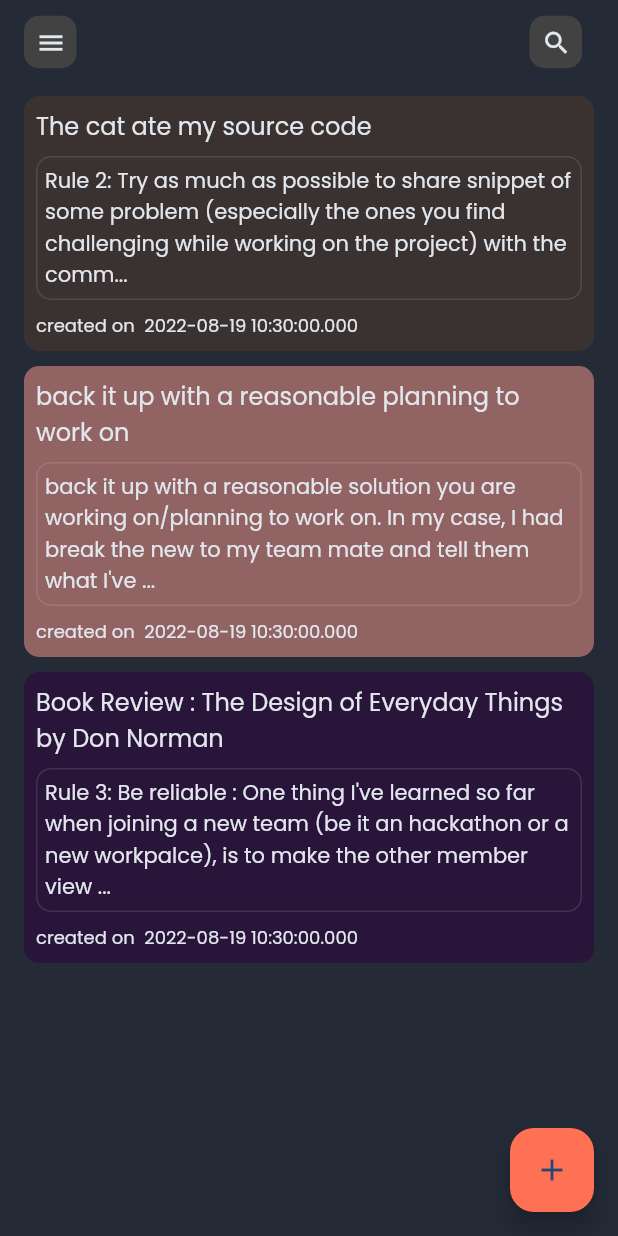
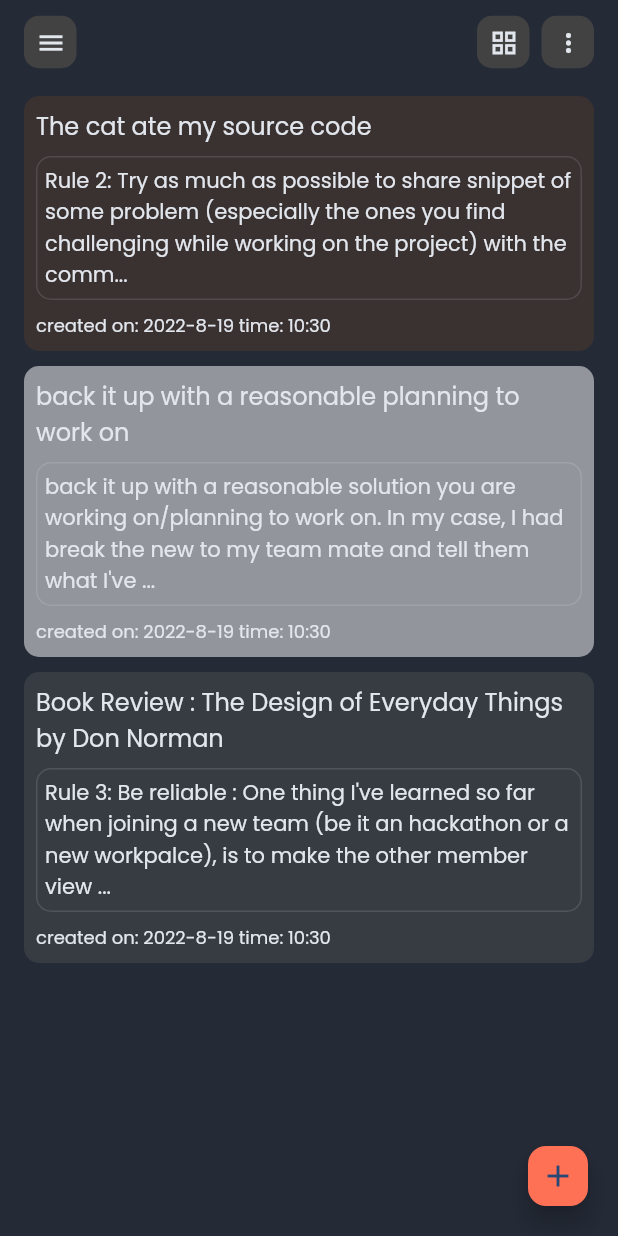
Before and after one commit to davidodejobi/mi-dairy, a Flutter app: the screen it shows after launch, on a phone screen of 412 x 824 dp. Run offline on Flutter 3.47's test engine with Material 2 defaults, Android fonts, the phone set to English and light mode, and no system bars; our stand-ins replace get_it, lottie.

Commit message:
view switching and date formating

```diff
--- a/lib/main.dart
+++ b/lib/main.dart
@@ -1,7 +1,7 @@
 import 'package:flutter/material.dart';
-import 'package:flutter/scheduler.dart';
 import 'package:notetaking_crud_app/locator.dart';
 import 'package:notetaking_crud_app/core/utils/theme.dart';
+import 'package:notetaking_crud_app/modules/home/providers/note_appbar_provider.dart';
 import 'package:provider/provider.dart';
 
 import 'modules/add_note/provider/add_note_provider.dart';
@@ -10,7 +10,6 @@ import 'modules/home/home.dart';
 import 'modules/home/providers/note_provider.dart';
 
 void main() {
-  timeDilation = 1.0;
   setup();
   runApp(const MyApp());
 }
@@ -39,6 +38,9 @@ class MyApp extends StatelessWidget {
         ChangeNotifierProvider<ChangePosition>(
           create: (_) => ChangePosition(),
         ),
+        ChangeNotifierProvider<NoteAppbarProvider>(
+          create: (_) => NoteAppbarProvider(),
+        ),
       ],
       child: Consumer<NoteTheme>(
         builder: (context, appTheme, _) {
--- a/lib/modules/home/home.dart
+++ b/lib/modules/home/home.dart
@@ -1,5 +1,5 @@
 import 'package:flutter/material.dart';
-import 'package:notetaking_crud_app/shared/app_appbars/note_appbar.dart';
+import 'package:notetaking_crud_app/modules/home/widgets/home_appbar.dart';
 
 import 'package:provider/provider.dart';
 
@@ -22,12 +22,12 @@ class _HomeState extends State<Home> {
   Widget build(BuildContext context) {
     return Scaffold(
       key: _scaffoldKey,
-      appBar: createAppBar(
+      appBar: createHomeAppBar(
         context,
         onMenuPreesed: () => _scaffoldKey.currentState!.openDrawer(),
       ),
       drawer: const AppDrawer(),
-      floatingActionButton: FloatingActionButton(
+      floatingActionButton: FloatingActionButton.small(
         onPressed: () {
           Navigator.of(context).push(
             MaterialPageRoute(
--- /dev/null
+++ b/lib/modules/home/providers/note_appbar_provider.dart
@@ -0,0 +1,12 @@
+import 'package:flutter/widgets.dart';
+
+class NoteAppbarProvider with ChangeNotifier {
+  bool _isGrid = false;
+
+  bool get isGrid => _isGrid;
+
+  toggleGrid() {
+    _isGrid = !_isGrid;
+    notifyListeners();
+  }
+}
--- a/lib/modules/home/providers/note_provider.dart
+++ b/lib/modules/home/providers/note_provider.dart
@@ -9,9 +9,17 @@ import '../../../core/models/note.dart';
 final random = Random();
 
 class NoteProvider with ChangeNotifier {
+  final _favorited = [];
+
+  List<Note> get favorited => [..._favorited];
+
+  addNoteToFavorite(Note note) {
+    _favorited.add(note);
+  }
+
   final _notes = [
     Note(
-      color: colors[random.nextInt(colors.length + 1)],
+      color: colors[random.nextInt(colors.length)],
       id: '1',
       title: 'The cat ate my source code',
       content:
@@ -20,7 +28,7 @@ class NoteProvider with ChangeNotifier {
       isEditted: false,
     ),
     Note(
-      color: colors[random.nextInt(colors.length + 1)],
+      color: colors[random.nextInt(colors.length)],
       id: '2',
       title: 'back it up with a reasonable planning to work on',
       content:
@@ -29,7 +37,7 @@ class NoteProvider with ChangeNotifier {
       isEditted: false,
     ),
     Note(
-      color: colors[random.nextInt(colors.length + 1)],
+      color: colors[random.nextInt(colors.length)],
       id: '3',
       title: 'Book Review : The Design of Everyday Things by Don Norman',
       content:
--- /dev/null
+++ b/lib/modules/home/widgets/home_appbar.dart
@@ -0,0 +1,75 @@
+import 'package:flutter/material.dart';
+import 'package:notetaking_crud_app/modules/home/providers/note_appbar_provider.dart';
+import 'package:provider/provider.dart';
+
+import '../../../shared/app_appbars/widgets/appbar_card_wih_icon.dart';
+
+PreferredSizeWidget createHomeAppBar(
+  BuildContext context, {
+  required VoidCallback onMenuPreesed,
+}) {
+  return PreferredSize(
+    preferredSize: const Size.fromHeight(kToolbarHeight),
+    child: SafeArea(
+      child: SizedBox(
+        height: kToolbarHeight,
+        child: Padding(
+          padding: const EdgeInsets.symmetric(horizontal: 16.0),
+          child: Row(
+            children: [
+              AppBarCardwithIcon(
+                iconButton: IconButton(
+                  icon: Icon(
+                    Icons.menu,
+                    size: 20,
+                    color: Theme.of(context).iconTheme.color,
+                  ),
+                  onPressed: onMenuPreesed,
+                  tooltip: "Pop out sidebar",
+                ),
+              ),
+              const SizedBox(width: 8),
+              const Spacer(),
+              // AppBarCardwithIcon(
+              //   iconButton: IconButton(
+              //     icon: Icon(
+              //       Icons.search,
+              //       color: Theme.of(context).iconTheme.color,
+              //     ),
+              //     onPressed: () {},
+              //     tooltip: "Search",
+              //   ),
+              // ),
+              // const SizedBox(width: 8),
+              Consumer<NoteAppbarProvider>(builder: (context, value, child) {
+                return AppBarCardwithIcon(
+                  iconButton: IconButton(
+                    icon: Icon(
+                      value.isGrid
+                          ? Icons.view_agenda_outlined
+                          : Icons.grid_view,
+                      color: Theme.of(context).iconTheme.color,
+                    ),
+                    onPressed: () => value.toggleGrid(),
+                    tooltip: "Change view",
+                  ),
+                );
+              }),
+              const SizedBox(width: 8),
+              AppBarCardwithIcon(
+                iconButton: IconButton(
+                  icon: Icon(
+                    Icons.more_vert_outlined,
+                    color: Theme.of(context).iconTheme.color,
+                  ),
+                  onPressed: () {},
+                  tooltip: "Search",
+                ),
+              ),
+            ],
+          ),
+        ),
+      ),
+    ),
+  );
+}
--- a/lib/modules/home/widgets/note_builder.dart
+++ b/lib/modules/home/widgets/note_builder.dart
@@ -1,4 +1,6 @@
 import 'package:flutter/material.dart';
+import 'package:flutter_staggered_grid_view/flutter_staggered_grid_view.dart';
+import 'package:notetaking_crud_app/modules/home/providers/note_appbar_provider.dart';
 import 'package:provider/provider.dart';
 
 import '../../../core/models/note.dart';
@@ -17,15 +19,55 @@ class NoteBuilder extends StatelessWidget {
   @override
   Widget build(BuildContext context) {
     final MyColors myColors = Theme.of(context).extension<MyColors>()!;
+    final appBar = Provider.of<NoteAppbarProvider>(context);
     return Consumer<NoteProvider>(
       builder: (context, value, _) {
-        return ListView.builder(
+        return appBar.isGrid
+            ? MasonryGridView.builder(
+                itemCount: value.notes.length,
+                gridDelegate:
+                    const SliverSimpleGridDelegateWithFixedCrossAxisCount(
+                  crossAxisCount: 2,
+                ),
+                primary: false,
+                // mainAxisSpacing: 4,
+                crossAxisSpacing: 10,
+                itemBuilder: (context, index) {
+                  return GestureDetector(
+                    onTap: () {
+                      Navigator.push(
+                        context,
+                        MaterialPageRoute(
+                          builder: (context) => AddNote(
+                            content: value.notes[index].content,
+                            id: value.notes[index].id,
+                            title: value.notes[index].title,
+                            color: value.notes[index].color,
+                            date: value.notes[index].createDateTime,
+                            // updateDate: value.notes[index].updateDateTime,
+                          ),
+                        ),
+                      );
+                    },
+                    child: NoteCard(
+                        color: value.notes[index].color,
+                        text: value.notes[index].title!,
+                        content: value.notes[index].content!,
+                        createDateTime: value.notes[index].createDateTime!,
+                        isEditted: value.notes[index].isEditted
+                        // updateDateTime: value.notes[index].updateDateTime!,
+                        ),
+                  );
+                },
+              )
+            : ListView.builder(
                 itemCount: value.notes.length,
                 itemBuilder: (context, index) {
                   return Dismissible(
                     key: Key(value.notes[index].id!),
                     onDismissed: (DismissDirection direction) {
                       if (direction == DismissDirection.startToEnd) {
+                        value.addNoteToFavorite(value.notes[index]);
                       } else {
                         Note deleteNote = value.delete(
                           index,
--- a/lib/modules/home/widgets/note_card.dart
+++ b/lib/modules/home/widgets/note_card.dart
@@ -15,6 +15,9 @@ class NoteCard extends StatelessWidget {
     this.isEditted,
     Key? key,
   }) : super(key: key);
+
+  String convertDate(DateTime date) =>
+      "${date.year}-${date.month}-${date.day} time: ${date.hour}:${date.minute}";
 
   @override
   Widget build(BuildContext context) {
@@ -53,8 +56,8 @@ class NoteCard extends StatelessWidget {
           const SizedBox(height: 8),
           Text(
             isEditted == true
-                ? "last editted on ${createDateTime.toString()}"
-                : "created on  ${createDateTime.toString()}",
+                ? "last editted on: ${convertDate(createDateTime!)}"
+                : "created on: ${convertDate(createDateTime!)}",
             style: Theme.of(context).textTheme.caption,
           ),
         ],
--- a/lib/shared/app_appbars/create_note_appBar.dart
+++ b/lib/shared/app_appbars/create_note_appBar.dart
@@ -27,7 +27,7 @@ PreferredSizeWidget createNoteAppBar(
               AppBarCardwithIcon(
                 iconButton: IconButton(
                   icon: Icon(
-                    Icons.arrow_back_ios_new_rounded,
+                    Icons.check,
                     color: Theme.of(context).iconTheme.color,
                   ),
                   onPressed: onPop,
@@ -58,7 +58,7 @@ PreferredSizeWidget createNoteAppBar(
               AppBarCardwithIcon(
                 iconButton: IconButton(
                   icon: const Icon(
-                    Icons.save,
+                    Icons.filter_list,
                   ),
                   onPressed: onPressed,
                   tooltip: "Save",
--- a/lib/shared/app_appbars/note_appbar.dart
+++ /dev/null
@@ -1,61 +0,0 @@
-import 'package:flutter/material.dart';
-
-import 'widgets/appbar_card_wih_icon.dart';
-
-PreferredSizeWidget createAppBar(
-  BuildContext context, {
-  required VoidCallback onMenuPreesed,
-}) {
-  return PreferredSize(
-    preferredSize: const Size.fromHeight(kToolbarHeight),
-    child: SafeArea(
-      child: SizedBox(
-        height: kToolbarHeight,
-        child: Padding(
-          padding: const EdgeInsets.symmetric(horizontal: 16.0),
-          child: Row(
-            children: [
-              AppBarCardwithIcon(
-                iconButton: IconButton(
-                  icon: Icon(
-                    Icons.menu,
-                    size: 20,
-                    color: Theme.of(context).iconTheme.color,
-                  ),
-                  onPressed: onMenuPreesed,
-                  tooltip: "Pop out sidebar",
-                ),
-              ),
-              const SizedBox(width: 8),
-              const Spacer(),
-              AppBarCardwithIcon(
-                iconButton: IconButton(
-                  icon: Icon(
-                    Icons.search,
-                    color: Theme.of(context).iconTheme.color,
-                  ),
-                  onPressed: () {},
-                  tooltip: "Search",
-                ),
-              ),
-              const SizedBox(width: 8),
-              // AppBarCardwithIcon(
-              //   iconButton: IconButton(
-              //     icon: notifier.isDarkTheme
-              //         ? const Icon(
-              //             Icons.wb_sunny,
-              //           )
-              //         : const Icon(
-              //             Icons.nightlight,
-              //           ),
-              //     onPressed: () => notifier.toggleTheme(),
-              //     tooltip: "Toggle brightness",
-              //   ),
-              // ),
-            ],
-          ),
-        ),
-      ),
-    ),
-  );
-}
--- a/pubspec.yaml
+++ b/pubspec.yaml
@@ -17,6 +17,7 @@ dependencies:
   lottie: ^1.3.0
   provider: ^6.0.2
   websafe_svg: ^2.1.1
+  flutter_staggered_grid_view: ^0.6.2
 
 dev_dependencies:
   flutter_lints: ^2.0.0
```
Also changed, not shown: lib/modules/add_note/add_note.dart (+11 -6 lines), pubspec.lock. Lines whose indentation alone changed are shown as unchanged.
